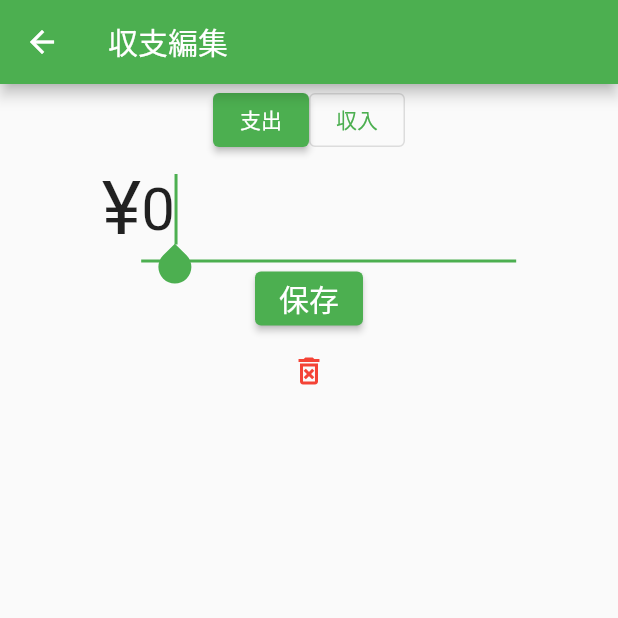
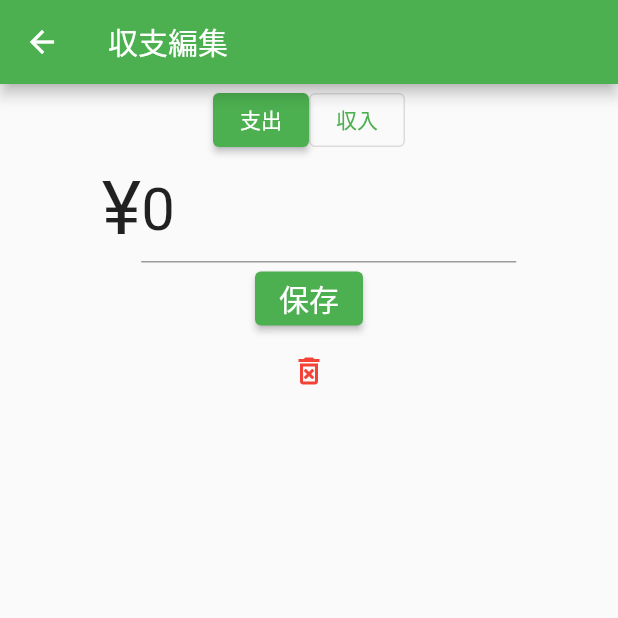
Before and after one commit to ShoyaSuzuki-bst/kakeibo_app, a Flutter app: the EditPayment screen opened directly with empty values, after a tap on "保存", on a phone screen of 412 x 824 dp, the top half of it. Run offline on Flutter 3.47's test engine with Material 2 defaults, Android fonts, the phone set to English and light mode, and no system bars; our stand-ins replace firebase_auth, firebase_core, flutter_signin_button, google_mobile_ads, google_sign_in; accounts and stored records are empty; network calls fail.

Commit message:
入力フォームのキーボードを任意に閉じられるように変更

```diff
--- a/lib/pages/index_payments.dart
+++ b/lib/pages/index_payments.dart
@@ -27,8 +27,11 @@ class _IndexPayments extends State<IndexPayments> {
   void _showEditPaymentDialog(id, price, isIncome) {
     showModalBottomSheet(
       context: context,
+      isScrollControlled: true,
       builder: (BuildContext context) {
-        return InputPayment(
+        return SizedBox(
+          height: 600,
+          child: InputPayment(
             loadingHandler: widget.loadingHandler,
             updatePayment: widget.updatePayment,
             deletePayment: widget.deletePayment,
@@ -37,6 +40,7 @@ class _IndexPayments extends State<IndexPayments> {
               'isIncome': isIncome,
               'id': id,
             },
+          )
         );
       },
     );
--- a/lib/pages/input_payment.dart
+++ b/lib/pages/input_payment.dart
@@ -26,6 +26,7 @@ class InputPayment extends StatefulWidget {
 class _InputPaymentState extends State<InputPayment> {
   bool _isIncome = false;
   String _price = '';
+  late TextEditingController _controller;
 
   @override
   void initState() {
@@ -36,6 +37,7 @@ class _InputPaymentState extends State<InputPayment> {
         _price = "${widget.paymentData['price']}";
       });
     }
+    _controller = TextEditingController(text: _price);
   }
 
   void _handleRadio(bool? v) => setState(() {
@@ -229,8 +231,7 @@ class _InputPaymentState extends State<InputPayment> {
                 child: TextField(
                   keyboardType: TextInputType.number,
                   inputFormatters: [FilteringTextInputFormatter.digitsOnly],
-                  autofocus: true,
-                  controller: TextEditingController(text: _price),
+                  controller: _controller,
                   onChanged: (text) {
                     _changePrice(text);
                   },
@@ -243,6 +244,7 @@ class _InputPaymentState extends State<InputPayment> {
           ),
           ElevatedButton(
             onPressed: _price == '' ? null :  () {
+              FocusScope.of(context).unfocus();
               _submitValue();
             },
             child: const Text(
```
Also changed, not shown: lib/main.dart (+6 -1 lines), lib/pages/base_page.dart (+6 -1 lines), pubspec.lock. Lines whose indentation alone changed are shown as unchanged.
